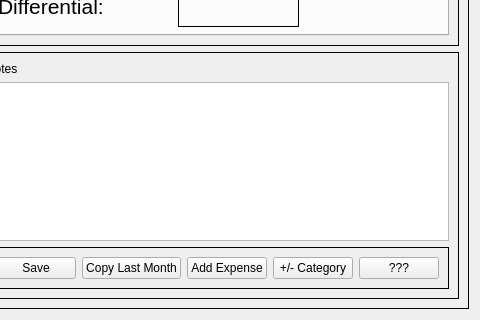
Winkelmann17/BudgetTool-Python, file rsrc/UI/TableTest.ui: the form before one commit; both pictures show x 504 to 984 and y 201 to 521 of the 984 by 521 pixel window.
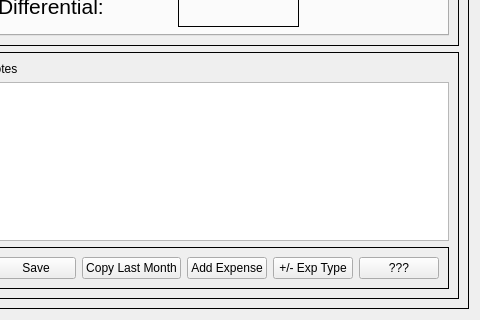
The form after the commit.

The edit to the form file:
```diff
--- a/rsrc/UI/TableTest.ui
+++ b/rsrc/UI/TableTest.ui
@@ -240,7 +240,7 @@
             <item>
              <widget class="QPushButton" name="editCategoryButton">
               <property name="text">
-               <string>+/- Category</string>
+               <string>+/- Exp Type</string>
               </property>
              </widget>
             </item>
```
Left out of the diff: 16 changed lines with no effect on the pictures.
